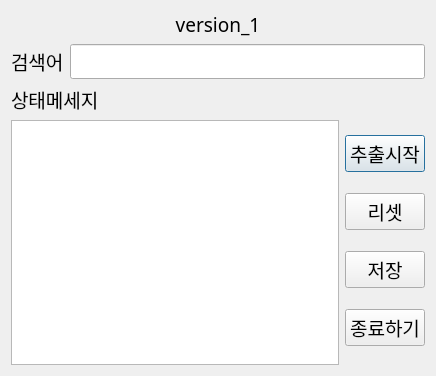
Qt form design.ui (lsy341/git_update) before a commit.
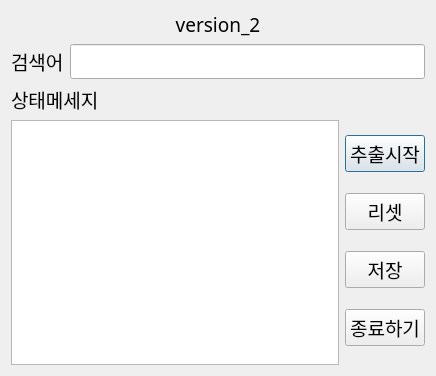
The same form after that commit.

Patch:
```diff
--- a/design.ui
+++ b/design.ui
@@ -25,7 +25,7 @@
         </font>
        </property>
        <property name="text">
-        <string>&lt;html&gt;&lt;head/&gt;&lt;body&gt;&lt;p&gt;version_1&lt;/p&gt;&lt;/body&gt;&lt;/html&gt;</string>
+        <string>&lt;html&gt;&lt;head/&gt;&lt;body&gt;&lt;p&gt;version_2&lt;/p&gt;&lt;/body&gt;&lt;/html&gt;</string>
        </property>
        <property name="alignment">
         <set>Qt::AlignCenter</set>
```
